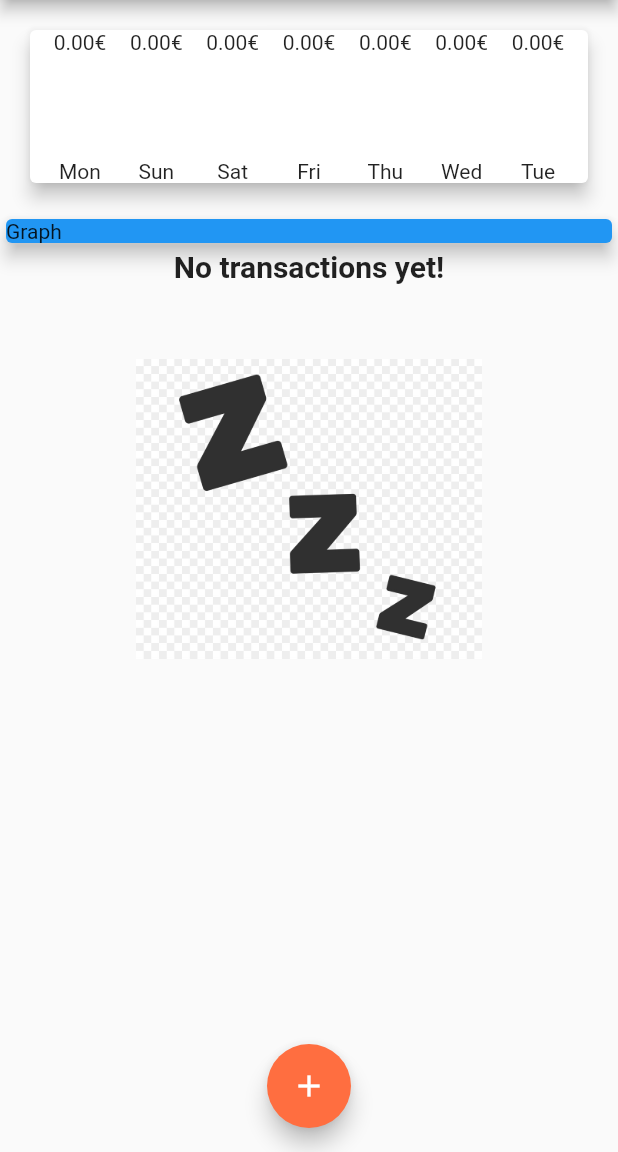
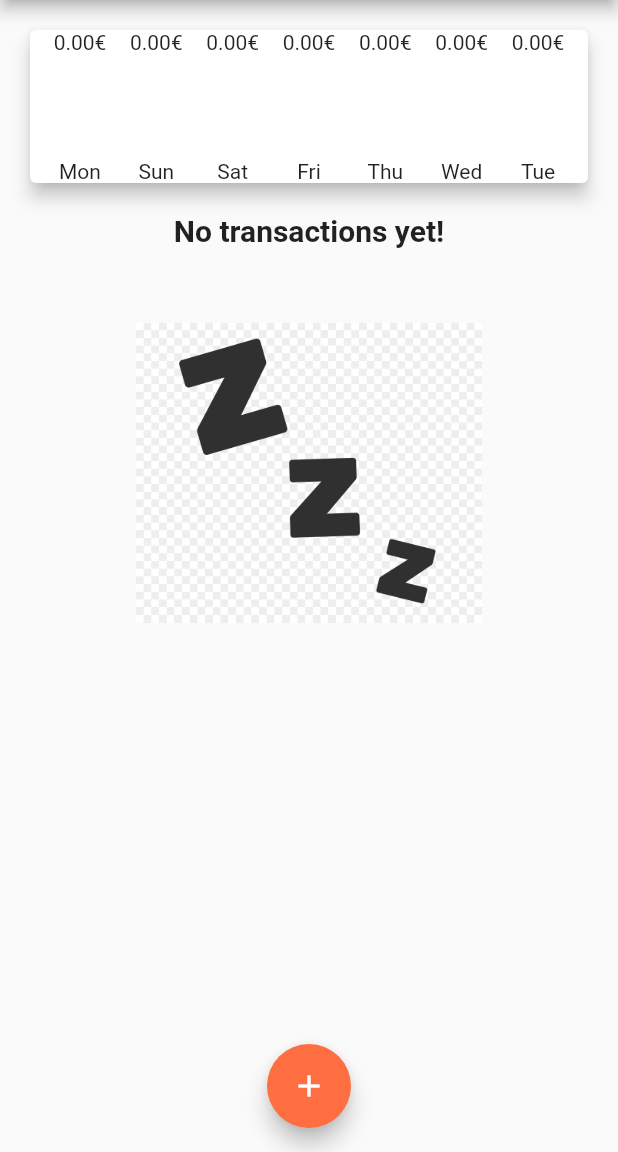
Before and after one commit to diogosequeira94/weekly-expenses-flutter, a Flutter app: the screen it shows after launch, on a phone screen of 412 x 824 dp, the part 84-1236 px from its top. Run offline on Flutter 3.47's test engine with Material 2 defaults, Android fonts, the phone set to English and light mode, and no system bars.

Commit message:
removed temporary graph from layout

```diff
--- a/lib/main.dart
+++ b/lib/main.dart
@@ -97,13 +97,6 @@ class _MyHomePageState extends State<MyHomePage> {
           crossAxisAlignment: CrossAxisAlignment.stretch,
           children: <Widget>[
             Chart(_recentTransactions),
-            Container(
-              child: Card(
-                color: Colors.blue,
-                child: Text('Graph'),
-                elevation: 5,
-              ),
-            ),
             TransactionList(_transactions),
           ],
         ),
```
